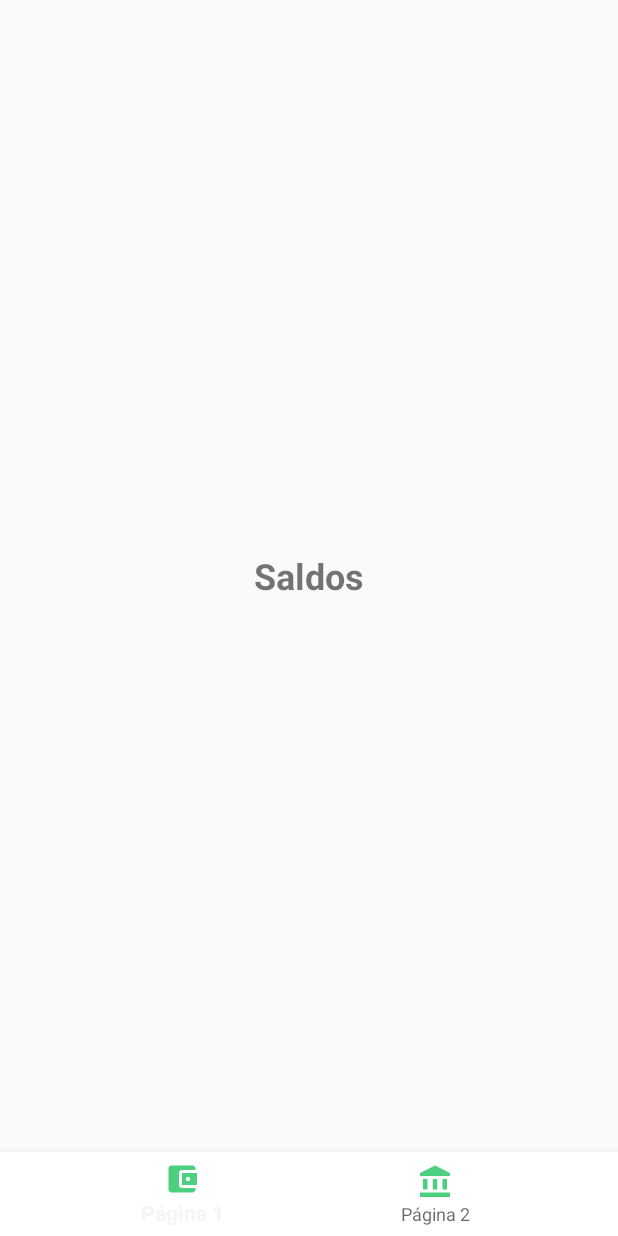
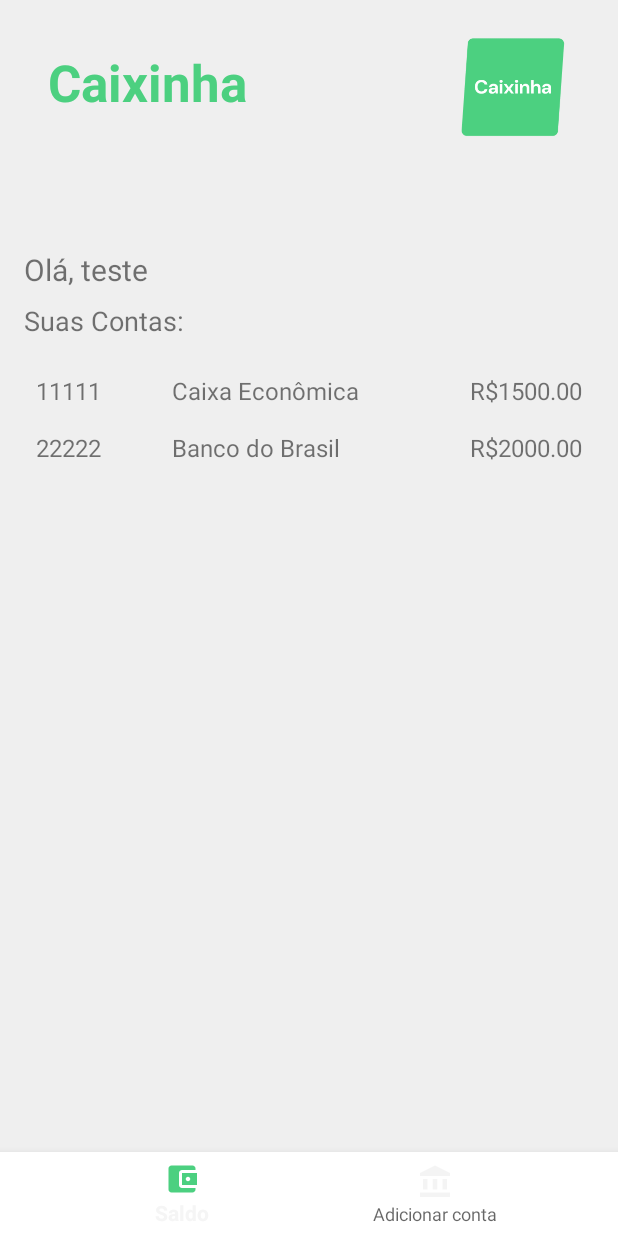
Before and after one commit to Saboyaa/Caixinha, an Android app: the screen it shows after launch (MainActivity), on a phone screen of 412 x 824 dp. Run offline under Robolectric (Android 15) with nearby library versions, the light colour scheme and no system bars; our stand-ins replace navigation-ui.

Commit message:
vai romero!

```diff
--- /dev/null
+++ b/ExercicioLabprog2/app/src/main/java/com/example/exerciciolabprog2/Conta.java
@@ -0,0 +1,25 @@
+package com.example.exerciciolabprog2;
+
+public class Conta {
+    private String numeroConta;
+    private String banco;
+    private double saldo;
+
+    public Conta(String numeroConta, String banco, double saldo) {
+        this.numeroConta = numeroConta;
+        this.banco = banco;
+        this.saldo = saldo;
+    }
+
+    public String getNumeroConta() {
+        return numeroConta;
+    }
+
+    public String getBanco() {
+        return banco;
+    }
+
+    public double getSaldo() {
+        return saldo;
+    }
+}
--- /dev/null
+++ b/ExercicioLabprog2/app/src/main/java/com/example/exerciciolabprog2/ContaAdapter.java
@@ -0,0 +1,50 @@
+package com.example.exerciciolabprog2;
+import android.view.LayoutInflater;
+import android.view.View;
+import android.view.ViewGroup;
+import android.widget.TextView;
+
+import androidx.annotation.NonNull;
+import androidx.recyclerview.widget.RecyclerView;
+
+import java.util.List;
+
+public class ContaAdapter extends RecyclerView.Adapter<ContaAdapter.ContaViewHolder> {
+
+    private List<Conta> contas;
+
+    public ContaAdapter(List<Conta> contas) {
+        this.contas = contas;
+    }
+
+    @NonNull
+    @Override
+    public ContaViewHolder onCreateViewHolder(@NonNull ViewGroup parent, int viewType) {
+        View view = LayoutInflater.from(parent.getContext()).inflate(R.layout.item_conta, parent, false);
+        return new ContaViewHolder(view);
+    }
+
+    @Override
+    public void onBindViewHolder(@NonNull ContaViewHolder holder, int position) {
+        Conta conta = contas.get(position);
+        holder.tvNumeroConta.setText(conta.getNumeroConta());
+        holder.tvBanco.setText(conta.getBanco());
+        holder.tvSaldo.setText(String.format("R$%.2f", conta.getSaldo()));
+    }
+
+    @Override
+    public int getItemCount() {
+        return contas.size();
+    }
+
+    public static class ContaViewHolder extends RecyclerView.ViewHolder {
+        TextView tvNumeroConta, tvBanco, tvSaldo;
+
+        public ContaViewHolder(@NonNull View itemView) {
+            super(itemView);
+            tvNumeroConta = itemView.findViewById(R.id.tvNumeroConta);
+            tvBanco = itemView.findViewById(R.id.tvBanco);
+            tvSaldo = itemView.findViewById(R.id.tvSaldo);
+        }
+    }
+}
--- a/ExercicioLabprog2/app/src/main/java/com/example/exerciciolabprog2/MainActivity.java
+++ b/ExercicioLabprog2/app/src/main/java/com/example/exerciciolabprog2/MainActivity.java
@@ -7,8 +7,6 @@ import com.google.android.material.bottomnavigation.BottomNavigationView;
 import androidx.navigation.NavController;
 import androidx.navigation.ui.NavigationUI;
 import androidx.navigation.fragment.NavHostFragment;
-
-
 
 public class MainActivity extends AppCompatActivity {
     @Override
@@ -20,6 +18,8 @@ public class MainActivity extends AppCompatActivity {
         NavHostFragment navHostFragment = (NavHostFragment) getSupportFragmentManager().findFragmentById(R.id.nav_host_fragment);
         NavController navController = navHostFragment.getNavController();
         NavigationUI.setupWithNavController(bottomNavigationView, navController);
+
+
     }
 
 }
--- a/ExercicioLabprog2/app/src/main/java/com/example/exerciciolabprog2/SaldoFragment.java
+++ b/ExercicioLabprog2/app/src/main/java/com/example/exerciciolabprog2/SaldoFragment.java
@@ -2,9 +2,15 @@ package com.example.exerciciolabprog2;
 
 import android.os.Bundle;
 import androidx.fragment.app.Fragment;
+import androidx.recyclerview.widget.LinearLayoutManager;
+import androidx.recyclerview.widget.RecyclerView;
+
 import android.view.LayoutInflater;
 import android.view.View;
 import android.view.ViewGroup;
+
+import java.util.ArrayList;
+import java.util.List;
 
 public class SaldoFragment extends Fragment {
 
@@ -13,9 +19,24 @@ public class SaldoFragment extends Fragment {
     }
 
     @Override
-    public View onCreateView(LayoutInflater inflater, ViewGroup container,
-                             Bundle savedInstanceState) {
-        // Inflate the layout for this fragment
-        return inflater.inflate(R.layout.fragment_saldo, container, false);
+    public View onCreateView(LayoutInflater inflater, ViewGroup container, Bundle savedInstanceState) {
+        // Inflate o layout para o fragmento
+        View view = inflater.inflate(R.layout.fragment_saldo, container, false);
+
+        // Configure o RecyclerView
+        RecyclerView rvContas = view.findViewById(R.id.rvContas); // Use "view" para acessar o findViewById
+        rvContas.setLayoutManager(new LinearLayoutManager(getContext())); // Use "getContext()" no Fragment
+
+        // Exemplo de lista de contas
+        List<Conta> listaDeContas = new ArrayList<>();
+        listaDeContas.add(new Conta("11111", "Caixa Econômica", 1500.0));
+        listaDeContas.add(new Conta("22222", "Banco do Brasil", 2000.0));
+
+        // Configurar o Adapter
+        ContaAdapter adapter = new ContaAdapter(listaDeContas);
+        rvContas.setAdapter(adapter);
+
+        return view; // Retorne a view criada
     }
+
 }
--- /dev/null
+++ b/ExercicioLabprog2/app/src/main/res/color/bottom_nav_cor_selector.xml
@@ -0,0 +1,4 @@
+<selector xmlns:android="http://schemas.android.com/apk/res/android">
+    <item android:color="@color/green" android:state_checked="true" />
+    <item android:color="@color/cinzinha" android:state_checked="false" />
+</selector>
--- a/ExercicioLabprog2/app/src/main/res/layout/activity_main.xml
+++ b/ExercicioLabprog2/app/src/main/res/layout/activity_main.xml
@@ -17,7 +17,7 @@
         android:layout_width="match_parent"
         android:layout_height="wrap_content"
         app:layout_constraintBottom_toBottomOf="parent"
-        app:itemIconTint="@color/green"
+        app:itemIconTint="@color/bottom_nav_cor_selector"
         app:backgroundTint="@color/white"
         app:menu="@menu/bottom_nav_menu" />
 
--- a/ExercicioLabprog2/app/src/main/res/layout/fragment_adicionar_banco.xml
+++ b/ExercicioLabprog2/app/src/main/res/layout/fragment_adicionar_banco.xml
@@ -4,11 +4,23 @@
     android:layout_width="match_parent"
     android:layout_height="match_parent"
     android:orientation="vertical"
-    android:background="#EFEFEF">
+    android:background="#EFEFEF"
+    android:padding="16dp">
 
     <!-- Texto "Caixinha" no canto superior esquerdo -->
 
     <!-- Texto "Adicionar Bancos" centralizado -->
+
+
+    <ImageView
+        android:id="@+id/imageView"
+        android:layout_width="88dp"
+        android:layout_height="70dp"
+        android:layout_marginTop="6dp"
+        android:layout_marginEnd="10dp"
+        app:layout_constraintEnd_toEndOf="parent"
+        app:layout_constraintTop_toTopOf="parent"
+        app:srcCompat="@drawable/img" />
 
     <TextView
         android:layout_width="173dp"
@@ -49,7 +61,7 @@
         android:id="@+id/button"
         android:layout_width="wrap_content"
         android:layout_height="wrap_content"
-        android:layout_marginStart="132dp"
+        android:layout_marginStart="116dp"
         android:layout_marginBottom="72dp"
         android:text="@string/adicionar_banco"
         app:layout_constraintBottom_toBottomOf="parent"
@@ -66,8 +78,8 @@
 
     <com.google.android.material.textfield.TextInputEditText
         android:id="@+id/textInputEditText"
-        android:layout_width="184dp"
-        android:layout_height="53dp"
+        android:layout_width="146dp"
+        android:layout_height="63dp"
         android:layout_marginEnd="16dp"
         android:layout_marginBottom="200dp"
         android:hint="digite o número"
@@ -78,8 +90,8 @@
         android:id="@+id/spinner_bancos"
         android:layout_width="312dp"
         android:layout_height="48dp"
-        android:layout_marginStart="49dp"
-        android:layout_marginBottom="59dp"
+        android:layout_marginStart="40dp"
+        android:layout_marginBottom="52dp"
         app:layout_constraintBottom_toTopOf="@+id/button"
         app:layout_constraintStart_toStartOf="parent" />
 
--- a/ExercicioLabprog2/app/src/main/res/layout/fragment_saldo.xml
+++ b/ExercicioLabprog2/app/src/main/res/layout/fragment_saldo.xml
@@ -1,13 +1,62 @@
-<LinearLayout xmlns:android="http://schemas.android.com/apk/res/android"
+<androidx.constraintlayout.widget.ConstraintLayout
+    xmlns:android="http://schemas.android.com/apk/res/android"
+    xmlns:app="http://schemas.android.com/apk/res-auto"
+    xmlns:tools="http://schemas.android.com/tools"
     android:layout_width="match_parent"
     android:layout_height="match_parent"
-    android:gravity="center"
-    android:orientation="vertical">
+    android:background="#EFEFEF"
+    android:padding="16dp">
 
     <TextView
+        android:id="@+id/tvWelcome"
         android:layout_width="wrap_content"
         android:layout_height="wrap_content"
-        android:text="Saldos"
-        android:textSize="24sp"
-        android:textStyle="bold" />
-</LinearLayout>
+        android:layout_marginTop="150dp"
+        android:text="Olá, teste"
+        android:textSize="20sp"
+        app:layout_constraintStart_toStartOf="parent"
+        app:layout_constraintTop_toTopOf="parent" />
+
+    <TextView
+        android:id="@+id/tvSuasContas"
+        android:layout_width="wrap_content"
+        android:layout_height="wrap_content"
+        android:text="Suas Contas:"
+        android:textSize="18sp"
+        app:layout_constraintTop_toBottomOf="@id/tvWelcome"
+        app:layout_constraintStart_toStartOf="parent"
+        android:layout_marginTop="8dp"/>
+
+    <androidx.recyclerview.widget.RecyclerView
+        android:id="@+id/rvContas"
+        android:layout_width="0dp"
+        android:layout_height="0dp"
+        android:layout_marginTop="15dp"
+        app:layout_constraintBottom_toBottomOf="parent"
+        app:layout_constraintEnd_toEndOf="parent"
+        app:layout_constraintStart_toStartOf="parent"
+        app:layout_constraintTop_toBottomOf="@id/tvSuasContas" />
+
+    <TextView
+        android:layout_width="173dp"
+        android:layout_height="78dp"
+        android:paddingStart="16dp"
+        android:paddingTop="16dp"
+        android:text="@string/caixinha"
+        android:textColor="@color/green"
+        android:textSize="34sp"
+        android:textStyle="bold"
+        app:layout_constraintStart_toStartOf="parent"
+        app:layout_constraintTop_toTopOf="parent" />
+
+    <ImageView
+        android:id="@+id/imageView"
+        android:layout_width="88dp"
+        android:layout_height="70dp"
+        android:layout_marginTop="6dp"
+        android:layout_marginEnd="10dp"
+        app:layout_constraintEnd_toEndOf="parent"
+        app:layout_constraintTop_toTopOf="parent"
+        app:srcCompat="@drawable/img" />
+
+</androidx.constraintlayout.widget.ConstraintLayout>
--- /dev/null
+++ b/ExercicioLabprog2/app/src/main/res/layout/item_conta.xml
@@ -0,0 +1,34 @@
+<?xml version="1.0" encoding="utf-8"?>
+<!-- res/layout/item_conta.xml -->
+<LinearLayout
+    xmlns:android="http://schemas.android.com/apk/res/android"
+    android:layout_width="match_parent"
+    android:layout_height="wrap_content"
+    android:orientation="horizontal"
+    android:padding="8dp">
+
+    <TextView
+        android:id="@+id/tvNumeroConta"
+        android:layout_width="0dp"
+        android:layout_height="wrap_content"
+        android:layout_weight="1"
+        android:text="11111"
+        android:textSize="16sp" />
+
+    <TextView
+        android:id="@+id/tvBanco"
+        android:layout_width="0dp"
+        android:layout_height="wrap_content"
+        android:layout_weight="2"
+        android:text="Caixa Econômica"
+        android:textSize="16sp" />
+
+    <TextView
+        android:id="@+id/tvSaldo"
+        android:layout_width="0dp"
+        android:layout_height="wrap_content"
+        android:layout_weight="1"
+        android:text="R$1500"
+        android:textSize="16sp"
+        android:gravity="end" />
+</LinearLayout>
--- a/ExercicioLabprog2/app/src/main/res/menu/bottom_nav_menu.xml
+++ b/ExercicioLabprog2/app/src/main/res/menu/bottom_nav_menu.xml
@@ -2,10 +2,10 @@
     <item
         android:id="@+id/saldoFragment"
         android:icon="@drawable/ic_page1"
-        android:title="Página 1" />
+        android:title="Saldo" />
 
     <item
         android:id="@+id/adicionarBancoFragment"
         android:icon="@drawable/ic_page2"
-        android:title="Página 2" />
+        android:title="Adicionar conta" />
 </menu>
--- a/ExercicioLabprog2/app/src/main/res/values/colors.xml
+++ b/ExercicioLabprog2/app/src/main/res/values/colors.xml
@@ -9,4 +9,5 @@
     <color name="white">#FFFFFFFF</color>
     <color name="green">#4cd080</color>
     <color name="cinzinha">#f4f4f4</color>
+
 </resources>
--- a/ExercicioLabprog2/app/src/main/res/values/strings.xml
+++ b/ExercicioLabprog2/app/src/main/res/values/strings.xml
@@ -4,8 +4,8 @@
     <string name="page2_title">Página 2</string>
     <!-- TODO: Remove or change this placeholder text -->
     <string name="hello_blank_fragment">Hello blank fragment</string>
-    <string name="numero_da_conta">Numero da Conta</string>
-    <string name="valor_guardado">Valor guardado</string>
+    <string name="numero_da_conta">Numero da Conta:</string>
+    <string name="valor_guardado">Valor guardado:</string>
     <string name="caixinha">Caixinha</string>
     <string name="adicionar_banco">adicionar banco</string>
     <string-array name="bancos_array">
```
Also changed, not shown: ExercicioLabprog2/app/src/main/res/drawable/img.png (added).
